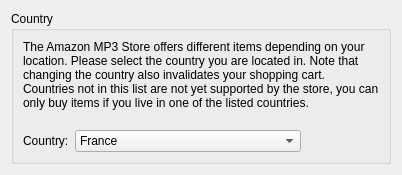
Before: the Qt Designer form src/services/amazon/AmazonConfigWidget.ui in netrunner-debian-kde-extras/amarok, drawn with Qt 5.
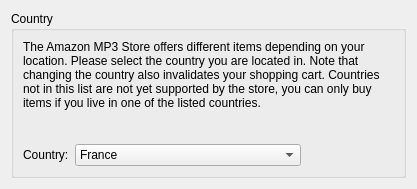
After: the same form once the commit is applied.

What changed in the file:
```diff
--- a/src/services/amazon/AmazonConfigWidget.ui
+++ b/src/services/amazon/AmazonConfigWidget.ui
@@ -6,20 +6,20 @@
    <rect>
     <x>0</x>
     <y>0</y>
-    <width>402</width>
-    <height>120</height>
+    <width>417</width>
+    <height>143</height>
    </rect>
   </property>
   <property name="sizePolicy">
-   <sizepolicy hsizetype="Preferred" vsizetype="Preferred">
+   <sizepolicy hsizetype="Minimum" vsizetype="Minimum">
     <horstretch>0</horstretch>
     <verstretch>0</verstretch>
    </sizepolicy>
   </property>
   <property name="minimumSize">
    <size>
-    <width>0</width>
-    <height>0</height>
+    <width>417</width>
+    <height>143</height>
    </size>
   </property>
   <property name="sizeIncrement">
@@ -32,10 +32,13 @@
    <string>Select Your Country</string>
   </property>
   <layout class="QVBoxLayout" name="verticalLayout">
+   <property name="sizeConstraint">
+    <enum>QLayout::SetMinimumSize</enum>
+   </property>
    <item>
     <widget class="QGroupBox" name="groupBox">
      <property name="sizePolicy">
-      <sizepolicy hsizetype="Preferred" vsizetype="Fixed">
+      <sizepolicy hsizetype="Minimum" vsizetype="Minimum">
        <horstretch>0</horstretch>
        <verstretch>0</verstretch>
       </sizepolicy>
@@ -47,7 +50,7 @@
       <item row="0" column="0">
        <widget class="QLabel" name="textLabel">
         <property name="sizePolicy">
-         <sizepolicy hsizetype="Preferred" vsizetype="Preferred">
+         <sizepolicy hsizetype="MinimumExpanding" vsizetype="MinimumExpanding">
           <horstretch>0</horstretch>
           <verstretch>0</verstretch>
          </sizepolicy>
@@ -68,8 +71,17 @@
       </item>
       <item row="1" column="0">
        <layout class="QHBoxLayout" name="horizontalLayout">
+        <property name="sizeConstraint">
+         <enum>QLayout::SetFixedSize</enum>
+        </property>
         <item>
          <widget class="QLabel" name="countryLabel">
+          <property name="sizePolicy">
+           <sizepolicy hsizetype="Minimum" vsizetype="Minimum">
+            <horstretch>0</horstretch>
+            <verstretch>0</verstretch>
+           </sizepolicy>
+          </property>
           <property name="text">
            <string>Country:</string>
           </property>
@@ -77,6 +89,12 @@
         </item>
         <item>
          <widget class="QComboBox" name="countrySelectionComboBox">
+          <property name="sizePolicy">
+           <sizepolicy hsizetype="Minimum" vsizetype="Fixed">
+            <horstretch>0</horstretch>
+            <verstretch>0</verstretch>
+           </sizepolicy>
+          </property>
           <item>
            <property name="text">
             <string>France</string>
@@ -114,6 +132,9 @@
           <property name="orientation">
            <enum>Qt::Horizontal</enum>
           </property>
+          <property name="sizeType">
+           <enum>QSizePolicy::MinimumExpanding</enum>
+          </property>
           <property name="sizeHint" stdset="0">
            <size>
             <width>40</width>
```
